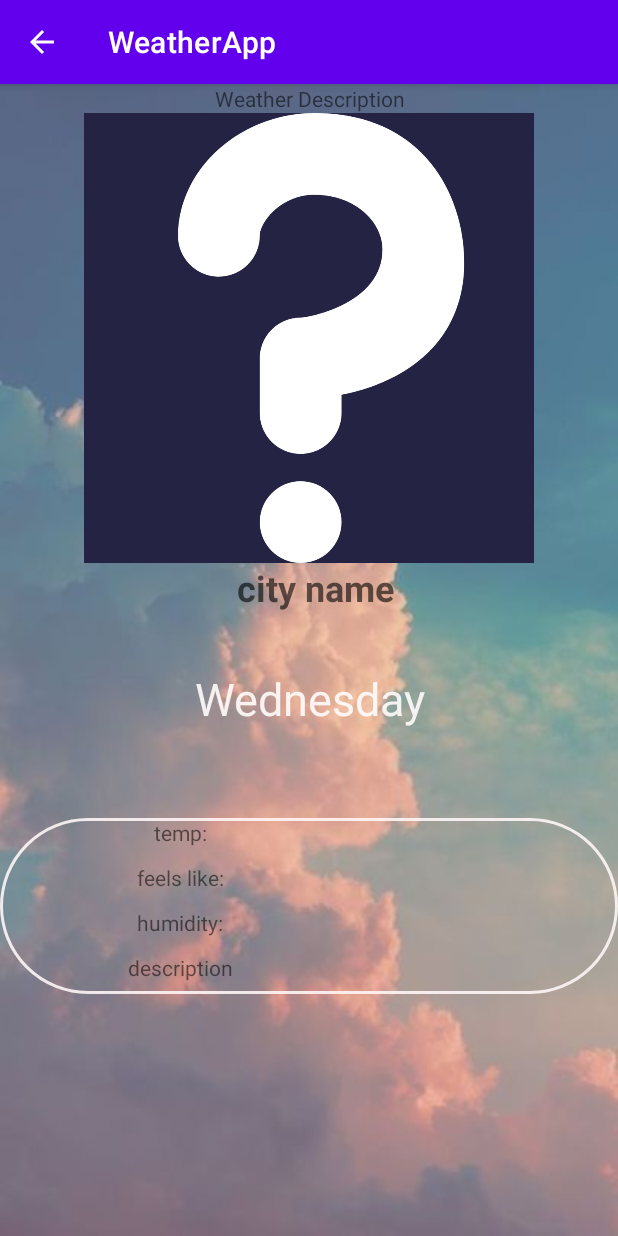
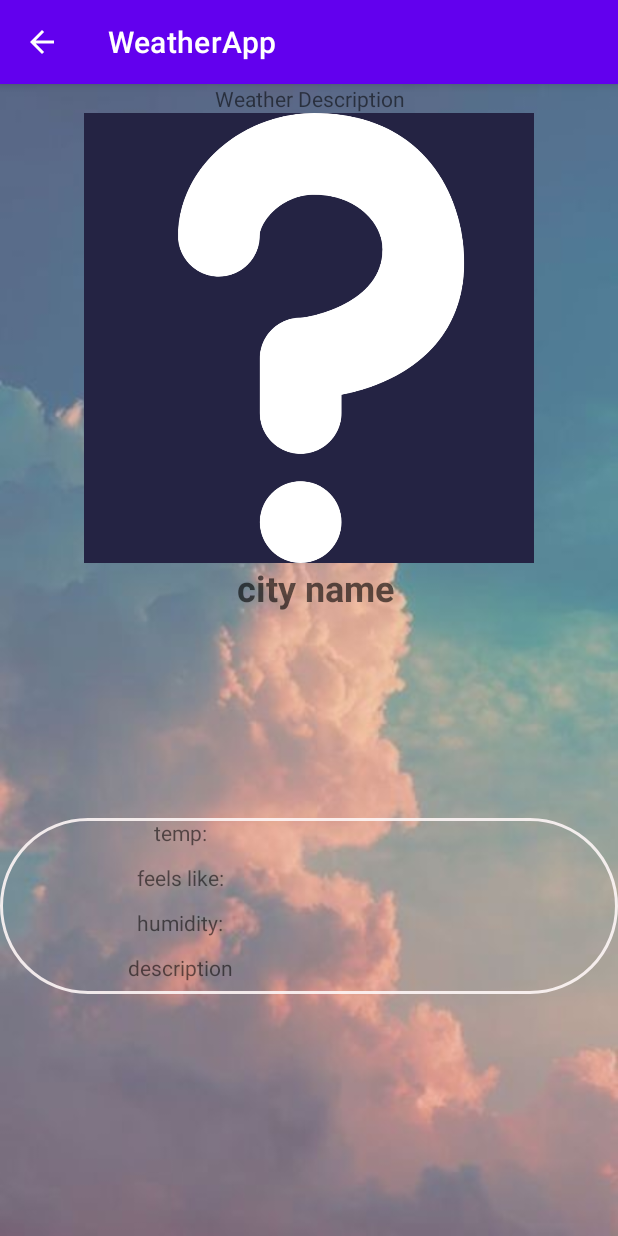
Before and after one commit to seyyedAlirezaGhazanfari/WeatherApp, an Android app: the DescriptionActivity screen opened directly, with no data from a screen before it, on a phone screen of 412 x 824 dp. Run offline under Robolectric (Android 15) with nearby library versions, the phone set to English and light mode, and no system bars; libraries missing offline, so code that uses them is left out: com.loopj.android; 2 statements that could not run were skipped.

Commit message:
fix: wrong text

```diff
--- a/app/src/main/java/com/example/weatherapp/DescriptionActivity.java
+++ b/app/src/main/java/com/example/weatherapp/DescriptionActivity.java
@@ -52,7 +52,7 @@ public class DescriptionActivity extends AppCompatActivity {
         try {
             int dateId = WeatherFragment.convertDayFormat(weekName);
             String date = WeatherFragment.findDayName(dateId);
-            weekView.setText(date);
+//            weekView.setText(date);
         } catch (ParseException e) {
             e.printStackTrace();
         }
```
